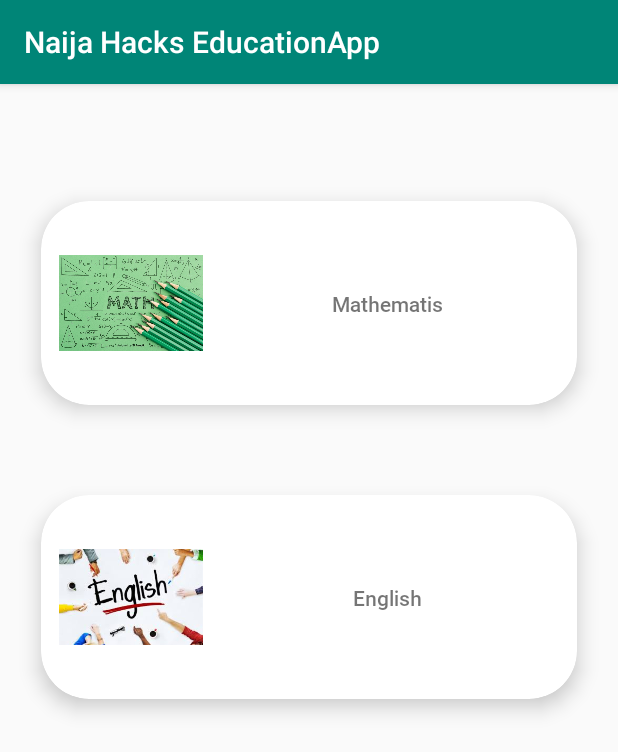
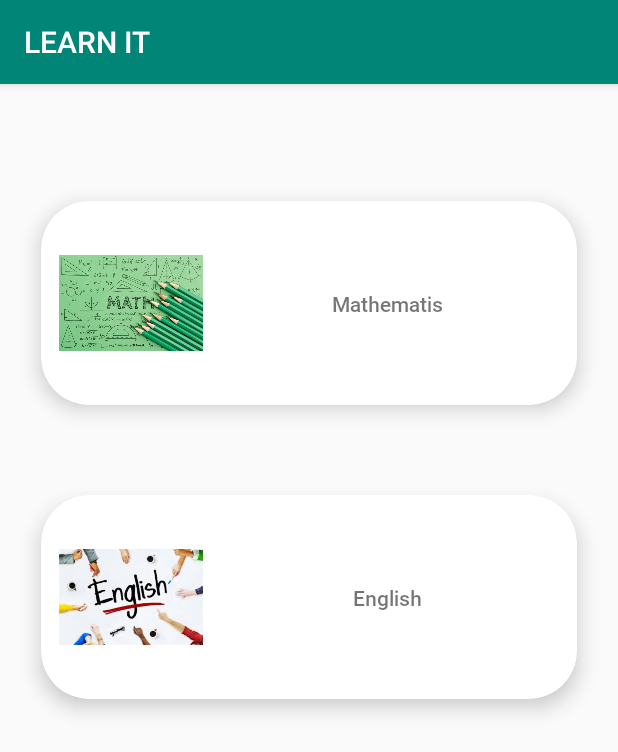
Before and after one commit to Dablaze-ufc/NaijaHacksEducationApp, an Android app: the screen it shows after launch (MainActivity), on a phone screen of 412 x 824 dp. Shown: the top 752 px of the screen. Run offline under Robolectric (Android 15) with nearby library versions, the phone set to English and light mode, and no system bars; our stand-ins replace navigation-ui.

```diff
--- a/app/src/main/AndroidManifest.xml
+++ b/app/src/main/AndroidManifest.xml
@@ -1,6 +1,8 @@
 <?xml version="1.0" encoding="utf-8"?>
 <manifest xmlns:android="http://schemas.android.com/apk/res/android"
     package="com.pheonix_squad.naijahackseducationapp">
+
+    <uses-permission android:name="android.permission.INTERNET"/>
 
     <application
         android:allowBackup="true"
@@ -9,6 +11,7 @@
         android:roundIcon="@mipmap/ic_launcher_round"
         android:supportsRtl="true"
         android:theme="@style/AppTheme">
+        <activity android:name=".PlayVideoActivity"></activity>
         <activity android:name=".MainActivity">
             <intent-filter>
                 <action android:name="android.intent.action.MAIN" />
--- a/app/src/main/java/com/pheonix_squad/naijahackseducationapp/SubjectListFragment.kt
+++ b/app/src/main/java/com/pheonix_squad/naijahackseducationapp/SubjectListFragment.kt
@@ -22,9 +22,15 @@ class SubjectListFragment : Fragment() {
 
     override fun onViewCreated(view: View, savedInstanceState: Bundle?) {
         super.onViewCreated(view, savedInstanceState)
+
         card_maths.setOnClickListener { view ->
             view.findNavController()
                 .navigate(R.id.action_subjectListFragment_to_subjectDetailFragment)
+        }
+
+        card_english.setOnClickListener { view ->
+            view.findNavController()
+                .navigate(R.id.action_subjectListFragment_to_playVideoActivity)
         }
     }
 
--- a/app/src/main/res/navigation/nav_host.xml
+++ b/app/src/main/res/navigation/nav_host.xml
@@ -13,6 +13,9 @@
         <action
             android:id="@+id/action_subjectListFragment_to_subjectDetailFragment"
             app:destination="@id/subjectDetailFragment" />
+        <action
+            android:id="@+id/action_subjectListFragment_to_playVideoActivity"
+            app:destination="@id/playVideoActivity" />
     </fragment>
     <fragment
         android:id="@+id/subjectDetailFragment"
@@ -24,4 +27,9 @@
         android:name="com.pheonix_squad.naijahackseducationapp.TopicPlayerFragment"
         android:label="fragment_topic_player"
         tools:layout="@layout/fragment_topic_player" />
+    <activity
+        android:id="@+id/playVideoActivity"
+        android:name="com.pheonix_squad.naijahackseducationapp.PlayVideoActivity"
+        android:label="activity_play_video"
+        tools:layout="@layout/activity_play_video" />
 </navigation>
--- a/app/src/main/res/values/strings.xml
+++ b/app/src/main/res/values/strings.xml
@@ -1,5 +1,5 @@
 <resources>
-    <string name="app_name">Naija Hacks EducationApp</string>
+    <string name="app_name">LEARN IT</string>
 
     <!-- TODO: Remove or change this placeholder text -->
     <string name="hello_blank_fragment">Hello blank fragment</string>
```
Also changed, not shown: app/src/main/java/com/pheonix_squad/naijahackseducationapp/PlayVideoActivity.java (added, +60 -0 lines), app/src/main/res/layout/activity_play_video.xml (added, +17 -0 lines).
